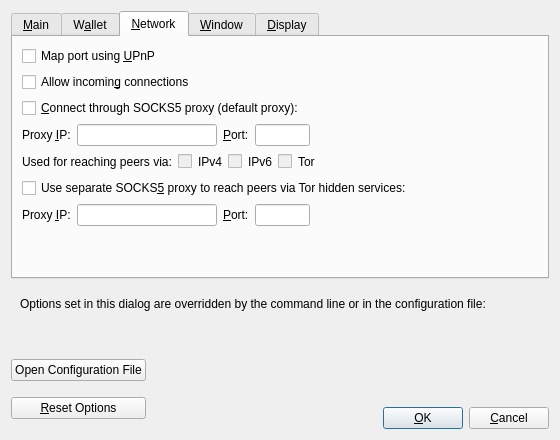
bitcoincore-dev/bitcoin-2001-863168-294116-d812cf1189, file src/qt/forms/optionsdialog.ui: the form before one commit.
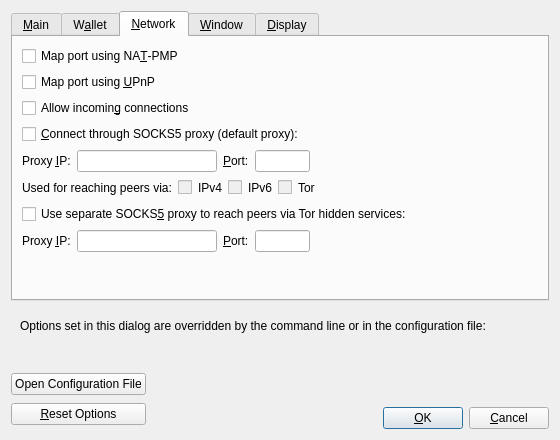
The form after the commit. The open tabs and pages were chosen to show the change. Custom widgets are drawn as their Qt base class.

Commit message: gui: Add NAT-PMP network option

Diff of the .ui file:
```diff
--- a/src/qt/forms/optionsdialog.ui
+++ b/src/qt/forms/optionsdialog.ui
@@ -249,6 +249,16 @@
        <string>&amp;Network</string>
       </attribute>
       <layout class="QVBoxLayout" name="verticalLayout_Network">
+       <item>
+        <widget class="QCheckBox" name="mapPortNatpmp">
+         <property name="toolTip">
+          <string>Automatically open the Bitcoin client port on the router. This only works when your router supports NAT-PMP and it is enabled.</string>
+         </property>
+         <property name="text">
+          <string>Map port using NA&amp;T-PMP</string>
+         </property>
+        </widget>
+       </item>
        <item>
         <widget class="QCheckBox" name="mapPortUpnp">
          <property name="toolTip">
```
The commit also changes 1 other file.
